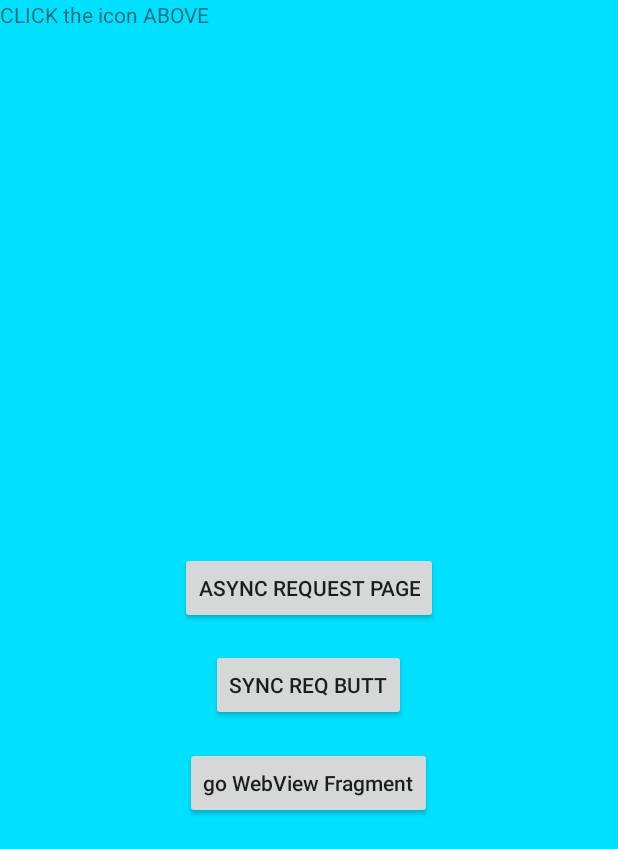
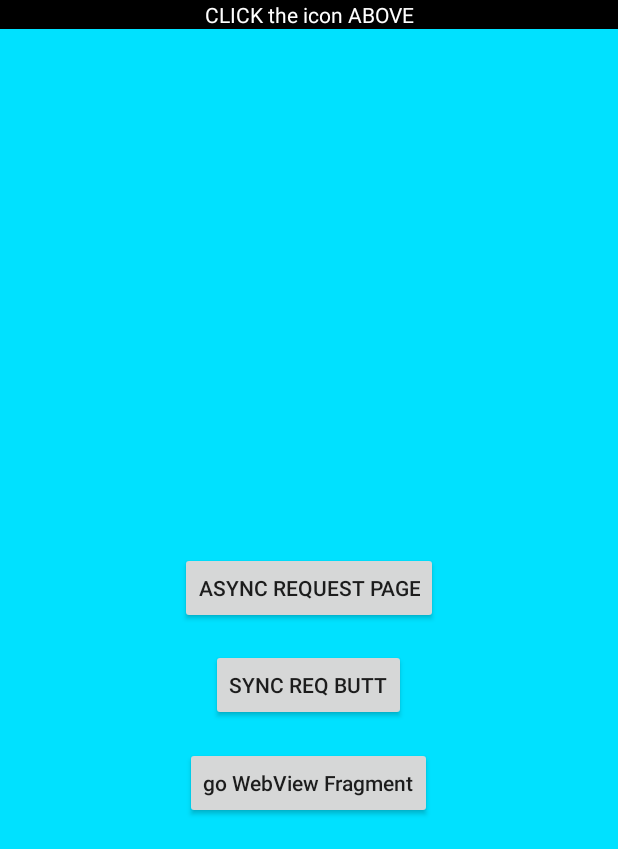
Before and after one commit to EmaGitHub/KotlinApp, an Android app: the screen it shows after launch (MainActivity), after a tap on an icon or button, on a phone screen of 412 x 824 dp, the part 387-1236 px from its top. Run offline under Robolectric (Android 15) with nearby library versions, the phone set to English and light mode, and no system bars.

```diff
--- a/app/src/main/java/com/example/emanuelecalvisi/kotlinapp/Fragments/MainFragment.kt
+++ b/app/src/main/java/com/example/emanuelecalvisi/kotlinapp/Fragments/MainFragment.kt
@@ -35,12 +35,16 @@ class MainFragment : CustomFragment(){
       if(!visible) {
         view.fragmentTitle.setBackgroundColor(Color.BLACK)
         view.fragmentTitle.setTextColor(Color.WHITE)
+        view.clickTip.setBackgroundColor(Color.BLACK)
+        view.clickTip.setTextColor(Color.WHITE)
         view.hideButton.visibility = View.VISIBLE;
         this.visible = true
       }
       else{
         view.fragmentTitle.setBackgroundColor(getColor(getResources(), R.color.cyan, null))
         view.fragmentTitle.setTextColor(Color.BLACK)
+        view.clickTip.setBackgroundColor(getColor(getResources(), R.color.cyan, null))
+        view.clickTip.setTextColor(Color.BLACK)
         view.hideButton.visibility = View.INVISIBLE;
         this.visible = false
       }
--- a/app/src/main/res/layout/fragment_one.xml
+++ b/app/src/main/res/layout/fragment_one.xml
@@ -27,8 +27,9 @@
       />
 
   <TextView
-      android:layout_width="wrap_content"
+      android:layout_width="match_parent"
       android:layout_height="wrap_content"
+      android:id="@+id/clickTip"
       android:layout_below="@id/kotlinImage"
       android:text="CLICK the icon ABOVE"
       android:gravity="center_horizontal"
```
Also changed, not shown: app/src/main/java/com/example/emanuelecalvisi/kotlinapp/Fragments/AsyncFragment.kt (+27 -0 lines), app/src/main/res/layout/fragment_async.xml (+15 -0 lines).
